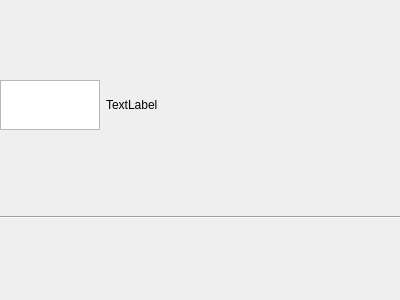
The window that src/gui/ui/actionmenuitem.ui (facade-technologies-inc/facile) describes before a commit, drawn with Qt 5.
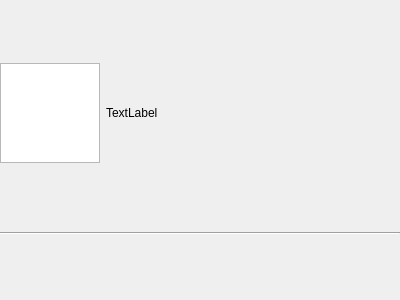
The same window after the commit.

Commit message: Got the ActionGraphics to fit nicely in the ActionItemMenu view. Resized the min height and min width to 100 X 100 on QT Creator to make it look more uniform.

What changed in the file:
```diff
--- a/src/gui/ui/actionmenuitem.ui
+++ b/src/gui/ui/actionmenuitem.ui
@@ -33,7 +33,7 @@
        <property name="maximumSize">
         <size>
          <width>100</width>
-         <height>50</height>
+         <height>100</height>
         </size>
        </property>
       </widget>
```
The commit also changes 3 other files.
